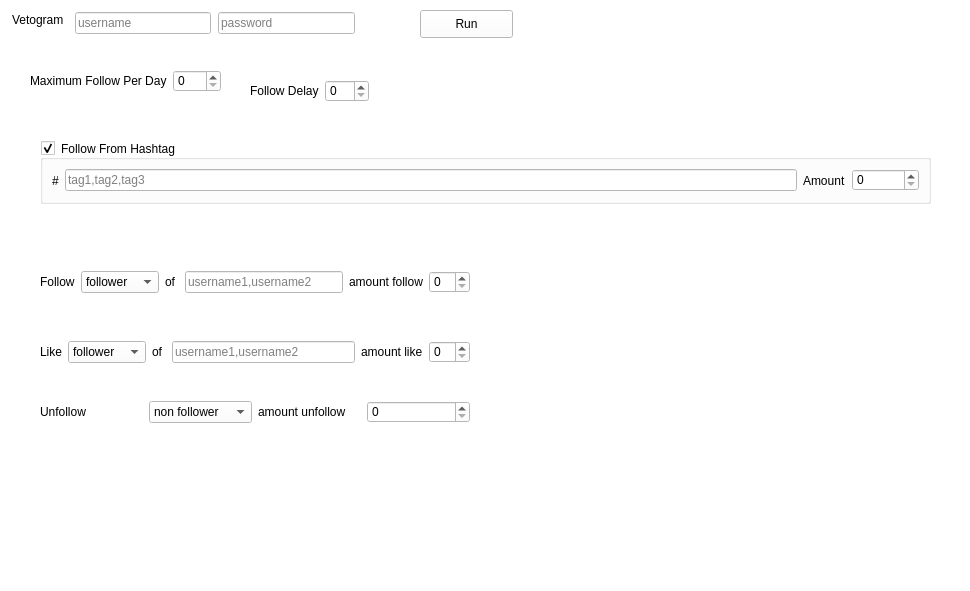
This is MyappV2/ui/MainWindow.ui in ohld/igbot as Qt 5 draws it before an edit. The edited form follows.
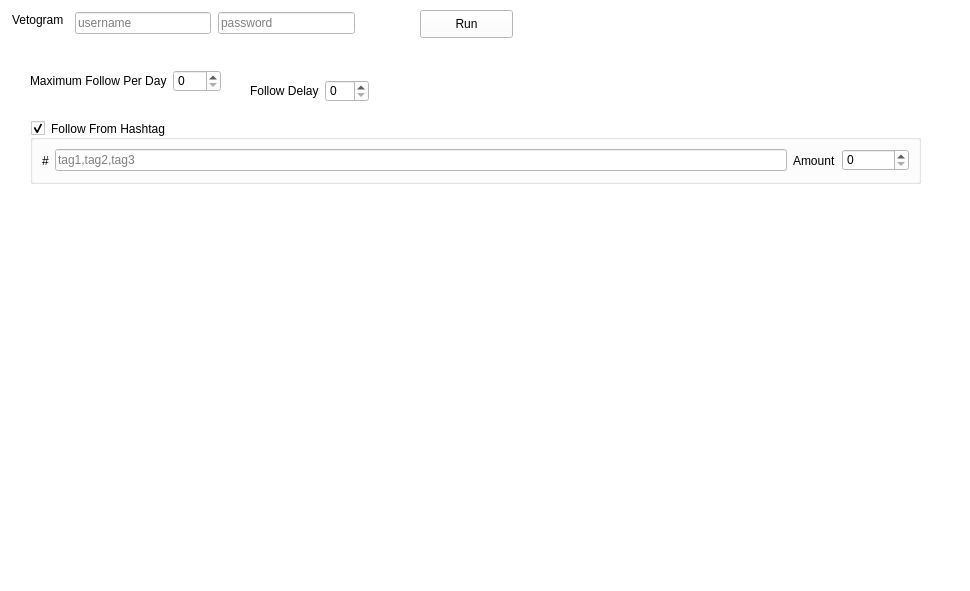
This is the edited form.

Commit message: simplify follow

The edit to the form file:
```diff
--- a/MyappV2/ui/MainWindow.ui
+++ b/MyappV2/ui/MainWindow.ui
@@ -36,8 +36,8 @@
    <widget class="QGroupBox" name="groupBox_follow_from_hashtag">
     <property name="geometry">
      <rect>
-      <x>40</x>
-      <y>140</y>
+      <x>30</x>
+      <y>120</y>
       <width>891</width>
       <height>64</height>
      </rect>
@@ -124,106 +124,6 @@
      </item>
     </layout>
    </widget>
-   <widget class="QWidget" name="layoutWidget">
-    <property name="geometry">
-     <rect>
-      <x>40</x>
-      <y>340</y>
-      <width>430</width>
-      <height>24</height>
-     </rect>
-    </property>
-    <layout class="QHBoxLayout" name="horizontalLayout_4">
-     <item>
-      <widget class="QLabel" name="label_7">
-       <property name="text">
-        <string>Like</string>
-       </property>
-      </widget>
-     </item>
-     <item>
-      <widget class="QComboBox" name="comboBox_2">
-       <item>
-        <property name="text">
-         <string>follower</string>
-        </property>
-       </item>
-       <item>
-        <property name="text">
-         <string>following</string>
-        </property>
-       </item>
-      </widget>
-     </item>
-     <item>
-      <widget class="QLabel" name="label_8">
-       <property name="text">
-        <string>of </string>
-       </property>
-      </widget>
-     </item>
-     <item>
-      <widget class="QLineEdit" name="lineEdit_2">
-       <property name="placeholderText">
-        <string>username1,username2</string>
-       </property>
-      </widget>
-     </item>
-     <item>
-      <widget class="QLabel" name="label_9">
-       <property name="text">
-        <string>amount like</string>
-       </property>
-      </widget>
-     </item>
-     <item>
-      <widget class="QSpinBox" name="spinBox_4"/>
-     </item>
-    </layout>
-   </widget>
-   <widget class="QWidget" name="layoutWidget_2">
-    <property name="geometry">
-     <rect>
-      <x>40</x>
-      <y>400</y>
-      <width>430</width>
-      <height>24</height>
-     </rect>
-    </property>
-    <layout class="QHBoxLayout" name="horizontalLayout_6">
-     <item>
-      <widget class="QLabel" name="label_12">
-       <property name="text">
-        <string>Unfollow</string>
-       </property>
-      </widget>
-     </item>
-     <item>
-      <widget class="QComboBox" name="comboBox_3">
-       <item>
-        <property name="text">
-         <string>non follower</string>
-        </property>
-       </item>
-       <item>
-        <property name="text">
-         <string>everyone</string>
-        </property>
-       </item>
-      </widget>
-     </item>
-     <item>
-      <widget class="QLabel" name="label_14">
-       <property name="text">
-        <string>amount unfollow</string>
-       </property>
-      </widget>
-     </item>
-     <item>
-      <widget class="QSpinBox" name="spinBox_5"/>
-     </item>
-    </layout>
-   </widget>
    <widget class="QLineEdit" name="lineEdit_username">
     <property name="geometry">
      <rect>
@@ -269,7 +169,7 @@
      <string>password</string>
     </property>
    </widget>
-   <widget class="QWidget" name="">
+   <widget class="QWidget" name="layoutWidget">
     <property name="geometry">
      <rect>
       <x>30</x>
@@ -294,7 +194,7 @@
      </item>
     </layout>
    </widget>
-   <widget class="QWidget" name="">
+   <widget class="QWidget" name="layoutWidget">
     <property name="geometry">
      <rect>
       <x>250</x>
@@ -319,63 +219,6 @@
      </item>
     </layout>
    </widget>
-   <widget class="QWidget" name="">
-    <property name="geometry">
-     <rect>
-      <x>40</x>
-      <y>270</y>
-      <width>430</width>
-      <height>24</height>
-     </rect>
-    </property>
-    <layout class="QHBoxLayout" name="horizontalLayout_3">
-     <item>
-      <widget class="QLabel" name="label_4">
-       <property name="text">
-        <string>Follow</string>
-       </property>
-      </widget>
-     </item>
-     <item>
-      <widget class="QComboBox" name="comboBox">
-       <item>
-        <property name="text">
-         <string>follower</string>
-        </property>
-       </item>
-       <item>
-        <property name="text">
-         <string>following</string>
-        </property>
-       </item>
-      </widget>
-     </item>
-     <item>
-      <widget class="QLabel" name="label_5">
-       <property name="text">
-        <string>of </string>
-       </property>
-      </widget>
-     </item>
-     <item>
-      <widget class="QLineEdit" name="lineEdit">
-       <property name="placeholderText">
-        <string>username1,username2</string>
-       </property>
-      </widget>
-     </item>
-     <item>
-      <widget class="QLabel" name="label_6">
-       <property name="text">
-        <string>amount follow</string>
-       </property>
-      </widget>
-     </item>
-     <item>
-      <widget class="QSpinBox" name="spinBox_3"/>
-     </item>
-    </layout>
-   </widget>
   </widget>
   <widget class="QMenuBar" name="menubar">
    <property name="geometry">
```
The commit also changes 7 other files.
